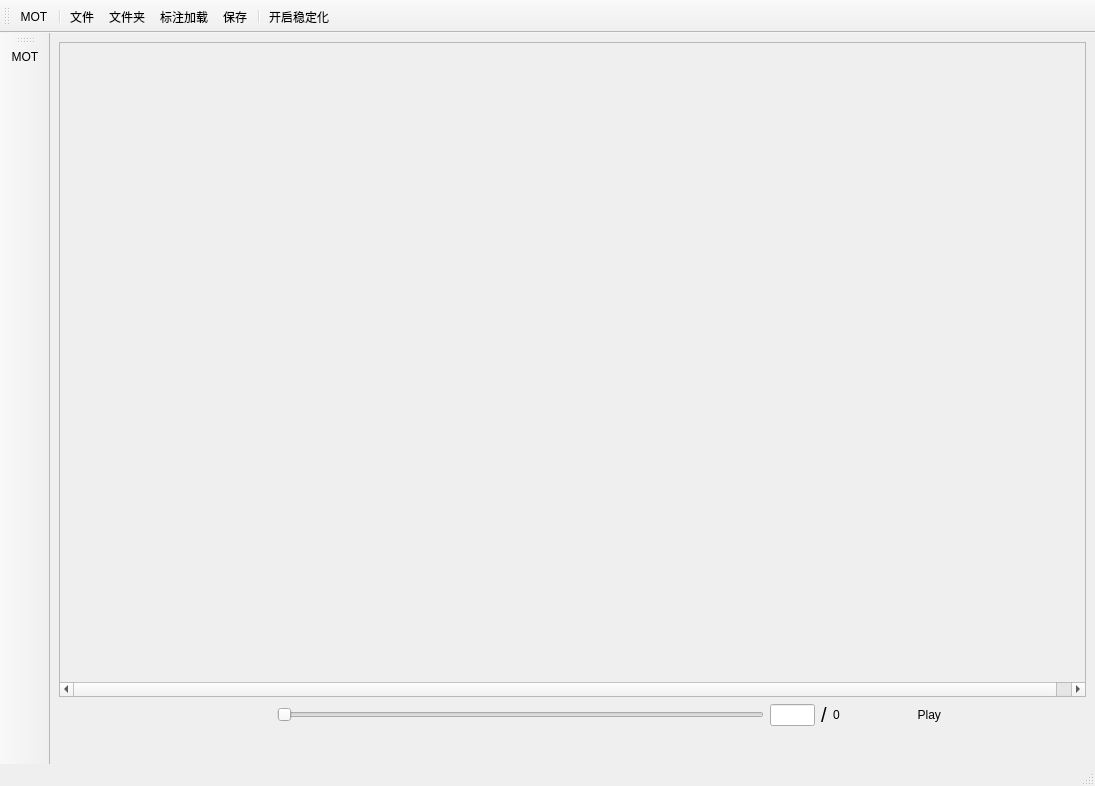
The window that GUI/ui_window.ui (liujingyao730/LabelTrack) describes before a commit, drawn with Qt 5.
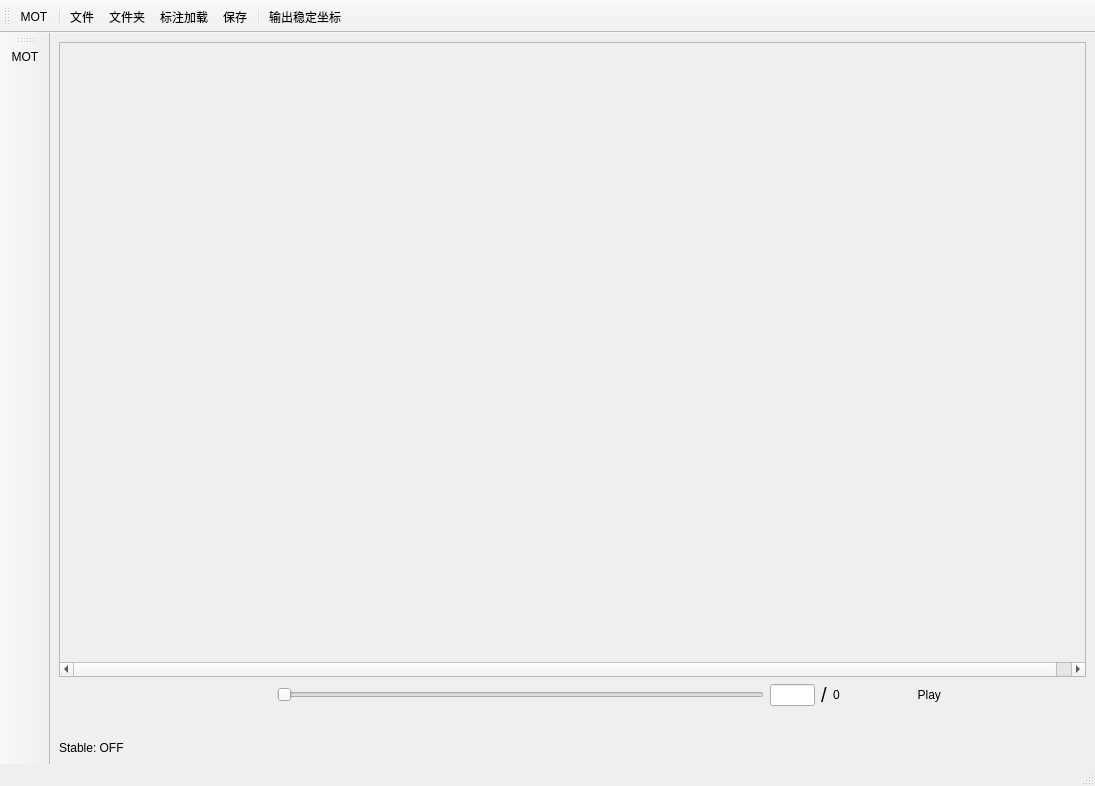
The same window after the commit. Icons and pictures are not drawn.

Commit message: add the stable saving function.

What changed in the file:
```diff
--- a/GUI/ui_window.ui
+++ b/GUI/ui_window.ui
@@ -308,6 +308,16 @@
       </item>
      </layout>
     </item>
+    <item>
+     <widget class="QLabel" name="stable_identifier">
+      <property name="layoutDirection">
+       <enum>Qt::RightToLeft</enum>
+      </property>
+      <property name="text">
+       <string>Stable: OFF</string>
+      </property>
+     </widget>
+    </item>
    </layout>
   </widget>
   <widget class="QMenuBar" name="menubar">
@@ -536,7 +546,7 @@
   </action>
   <action name="actionEnableStablizer">
    <property name="text">
-    <string>开启稳定化</string>
+    <string>输出稳定坐标</string>
    </property>
    <property name="toolTip">
     <string>点选开启视频稳定化</string>
```
Left out of the diff: 4 changed lines with no effect on the pictures. The commit also changes 2 other files.
